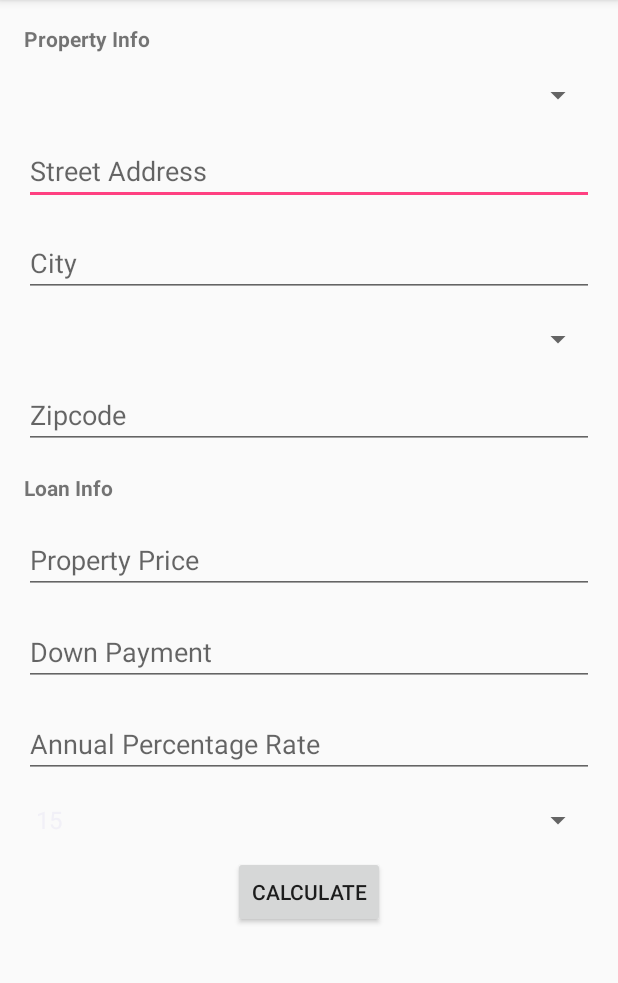
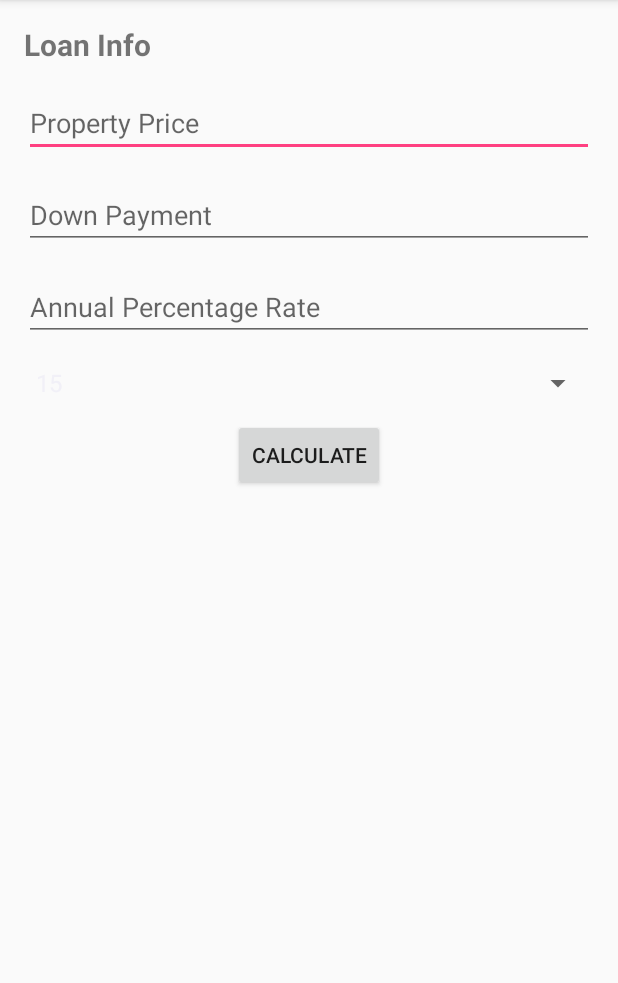
Before and after one commit to vk117/Mortgage-Calculator, an Android app: the screen it shows after launch (Calculator_Input), after a tap on "New", on a phone screen of 412 x 824 dp, the part 84-1067 px from its top. Run offline under Robolectric (Android 15) with nearby library versions, the phone set to English and light mode, and no system bars; 2 other taps on this screen came first.

Commit message:
Change in UI and MVC flow

```diff
--- a/app/src/main/java/com/example/varun/mortgage_calculator/Calculator_Input.java
+++ b/app/src/main/java/com/example/varun/mortgage_calculator/Calculator_Input.java
@@ -21,6 +21,9 @@ public class Calculator_Input extends AppCompatActivity {
     private EditText APR;
     private Spinner terms;
     private Button calculate;
+    private TextView heading;
+    private TextView show;
+
     public String valuePrice;
     public String valueDown;
     public String valueAPR;
@@ -36,6 +39,8 @@ public class Calculator_Input extends AppCompatActivity {
         downPayment = (EditText) findViewById(R.id.editText19);
         APR = (EditText) findViewById(R.id.editText20);
         terms = (Spinner) findViewById(R.id.spinner3);
+        heading = (TextView) findViewById(R.id.textView3);
+        show = (TextView) findViewById(R.id.textView6);
         ArrayAdapter<String> adapter;
         List<String> list;
         list = new ArrayList<String>();
@@ -54,9 +59,10 @@ public class Calculator_Input extends AppCompatActivity {
                 valueAPR = APR.getText().toString();
                 valueTerm = terms.getSelectedItem().toString();
                 result = calculate();
-                Intent intent = new Intent(Calculator_Input.this, OuputActivity.class);
-                intent.putExtra("result", result);
-                startActivity(intent);
+                heading.setText("Monthly Payment:");
+                show.setText( Double.toString(result));
+                heading.setVisibility(View.VISIBLE);
+                show.setVisibility(View.VISIBLE);
             }
         });
     }
@@ -77,6 +83,10 @@ public class Calculator_Input extends AppCompatActivity {
             downPayment.setText("");
             APR.setText("");
             terms.setSelection(0);
+            heading.setText("");
+            show.setText("");
+            heading.setVisibility(View.INVISIBLE);
+            show.setVisibility(View.INVISIBLE);
         }
         return super.onOptionsItemSelected(item);
     }
--- a/app/src/main/res/layout/activity_main.xml
+++ b/app/src/main/res/layout/activity_main.xml
@@ -6,73 +6,14 @@
     android:paddingRight="16dp" >
 
     <TextView
-        android:id="@+id/textView2"
-        android:layout_width="wrap_content"
-        android:layout_height="wrap_content"
-        android:layout_alignParentStart="true"
-        android:layout_alignParentTop="true"
-        android:layout_marginTop="16dp"
-        android:textStyle="bold"
-        android:text="Property Info" />
-
-    <Spinner
-        android:id="@+id/spinner"
-        android:layout_width="match_parent"
-        android:layout_height="wrap_content"
-        android:layout_alignParentStart="true"
-        android:layout_below="@+id/textView2"
-        android:layout_marginTop="16dp" />
-
-    <EditText
-        android:id="@+id/editText15"
-        android:layout_width="match_parent"
-        android:layout_height="wrap_content"
-        android:layout_alignParentStart="true"
-        android:layout_below="@+id/spinner"
-        android:layout_marginTop="16dp"
-        android:ems="10"
-        android:inputType="textPersonName"
-        android:hint="Street Address" />
-
-    <EditText
-        android:id="@+id/editText16"
-        android:layout_width="match_parent"
-        android:layout_height="wrap_content"
-        android:layout_alignParentStart="true"
-        android:layout_below="@+id/editText15"
-        android:layout_marginTop="16dp"
-        android:ems="10"
-        android:inputType="textPersonName"
-        android:hint="City" />
-
-    <Spinner
-        android:id="@+id/spinner2"
-        android:layout_width="match_parent"
-        android:layout_height="wrap_content"
-        android:layout_alignParentStart="true"
-        android:layout_below="@+id/editText16"
-        android:layout_marginTop="16dp" />
-
-    <EditText
-        android:id="@+id/editText17"
-        android:layout_width="match_parent"
-        android:layout_height="wrap_content"
-        android:layout_alignParentStart="true"
-        android:layout_below="@+id/spinner2"
-        android:layout_marginTop="16dp"
-        android:ems="10"
-        android:inputType="textPersonName"
-        android:hint="Zipcode" />
-
-    <TextView
         android:id="@+id/textView4"
         android:layout_width="wrap_content"
         android:layout_height="wrap_content"
         android:layout_alignParentStart="true"
-        android:layout_below="@+id/editText17"
         android:layout_marginTop="16dp"
         android:textStyle="bold"
-        android:text="Loan Info" />
+        android:text="Loan Info"
+        android:textSize="20sp"/>
 
     <EditText
         android:id="@+id/editText18"
@@ -124,4 +65,26 @@
         android:layout_marginTop="12dp"
         android:text="Calculate" />
 
+    <TextView
+        android:id="@+id/textView3"
+        android:layout_width="wrap_content"
+        android:layout_height="wrap_content"
+        android:layout_alignParentStart="true"
+        android:layout_below="@+id/button"
+        android:layout_marginTop="34dp"
+        android:text="TextView"
+        android:textSize="20sp"
+        android:visibility="invisible"/>
+
+    <TextView
+        android:id="@+id/textView6"
+        android:layout_width="wrap_content"
+        android:layout_height="wrap_content"
+        android:layout_alignParentStart="true"
+        android:layout_below="@+id/textView3"
+        android:layout_marginTop="24dp"
+        android:text="TextView"
+        android:textSize="30sp"
+        android:visibility="invisible"/>
+
 </RelativeLayout>
```
